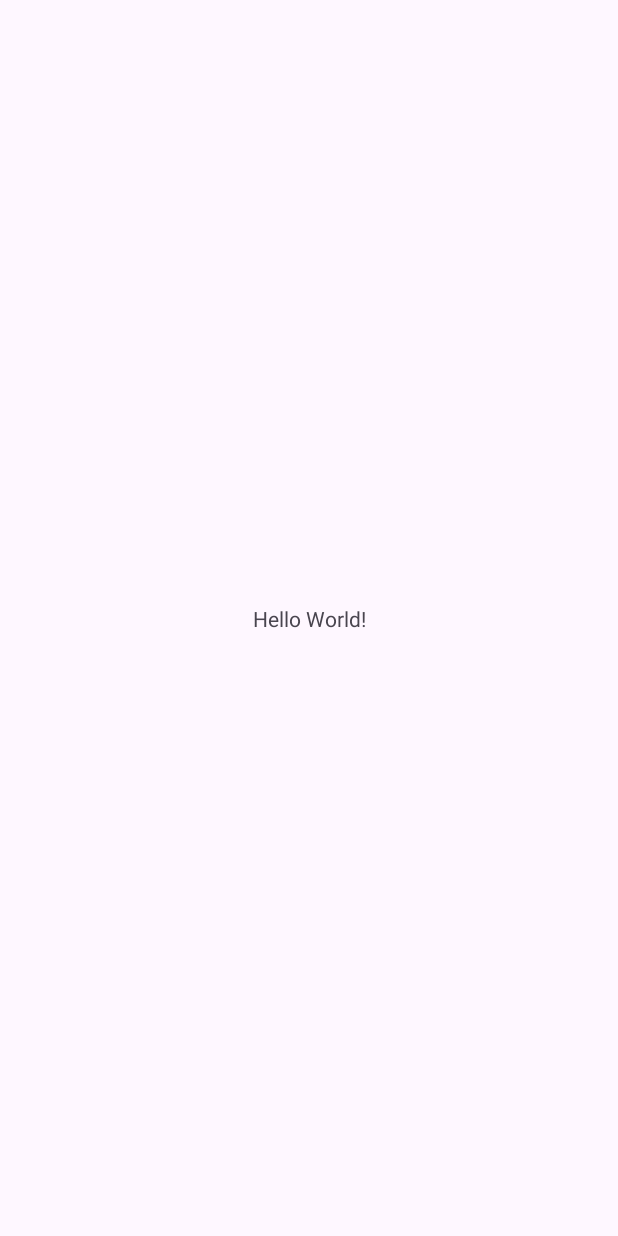
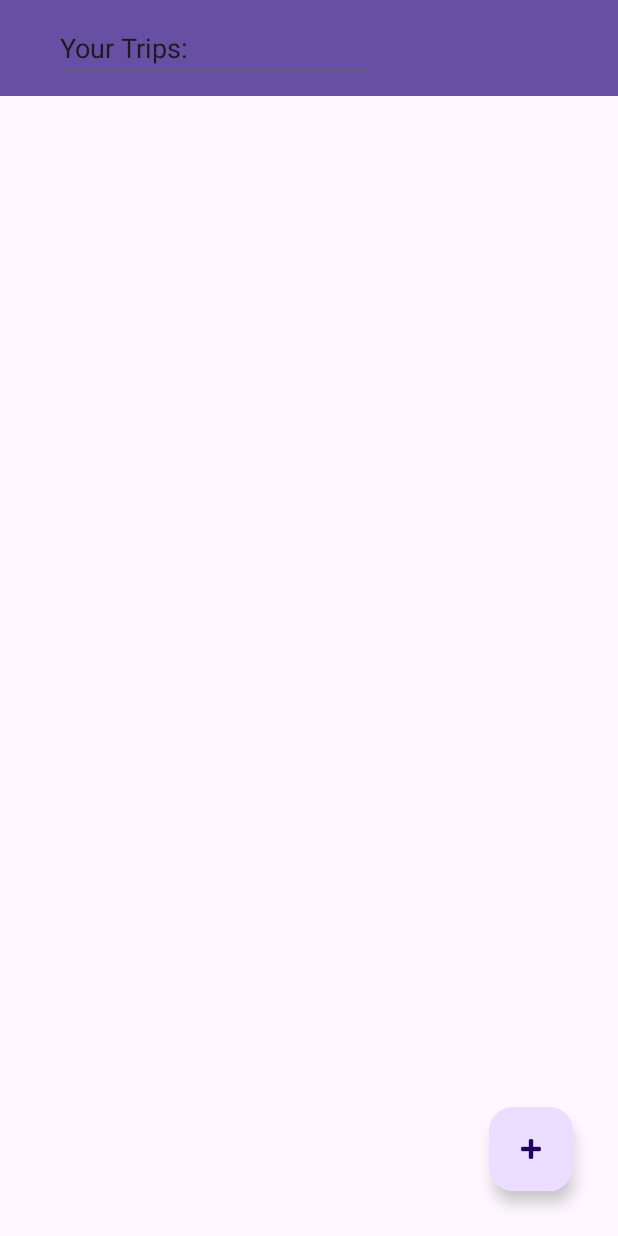
Before and after one commit to JerzyJerzu/PackIt, an Android app: the screen it shows after launch (MainActivity), on a phone screen of 412 x 824 dp. Before the commit the screen is almost empty. Run offline under Robolectric (Android 15) with nearby library versions, the phone set to English and light mode, and no system bars.

Commit message:
First layout

```diff
--- a/app/src/main/res/layout/activity_main.xml
+++ b/app/src/main/res/layout/activity_main.xml
@@ -6,13 +6,48 @@
     android:layout_height="match_parent"
     tools:context=".MainActivity">
 
-    <TextView
+    <ListView
+        android:layout_width="411dp"
+        android:layout_height="663dp"
+        app:layout_constraintBottom_toBottomOf="parent"
+        app:layout_constraintEnd_toEndOf="parent"
+        app:layout_constraintHorizontal_bias="0.0"
+        app:layout_constraintStart_toStartOf="parent"
+        app:layout_constraintTop_toBottomOf="@+id/toolbar"
+        app:layout_constraintVertical_bias="0.0" />
+
+    <com.google.android.material.floatingactionbutton.FloatingActionButton
+        android:id="@+id/floatingActionButton"
         android:layout_width="wrap_content"
         android:layout_height="wrap_content"
-        android:text="Hello World!"
+        android:layout_marginEnd="30dp"
+        android:layout_marginBottom="30dp"
+        android:clickable="true"
         app:layout_constraintBottom_toBottomOf="parent"
         app:layout_constraintEnd_toEndOf="parent"
-        app:layout_constraintStart_toStartOf="parent"
-        app:layout_constraintTop_toTopOf="parent" />
+        app:srcCompat="@android:drawable/ic_input_add" />
+
+    <androidx.appcompat.widget.Toolbar
+        android:id="@+id/toolbar"
+        android:layout_width="match_parent"
+        android:layout_height="wrap_content"
+        android:background="?attr/colorPrimary"
+        android:minHeight="?attr/actionBarSize"
+        android:theme="?attr/actionBarTheme"
+        app:layout_constraintTop_toTopOf="parent"
+        tools:layout_editor_absoluteX="0dp" />
+
+    <EditText
+        android:id="@+id/editTextText"
+        android:layout_width="wrap_content"
+        android:layout_height="wrap_content"
+        android:ems="10"
+        android:inputType="text"
+        android:text="Your Trips:"
+        app:layout_constraintBottom_toBottomOf="@+id/toolbar"
+        app:layout_constraintEnd_toEndOf="parent"
+        app:layout_constraintHorizontal_bias="0.18"
+        app:layout_constraintStart_toStartOf="@+id/toolbar"
+        app:layout_constraintTop_toTopOf="@+id/toolbar" />
 
 </androidx.constraintlayout.widget.ConstraintLayout>
```
